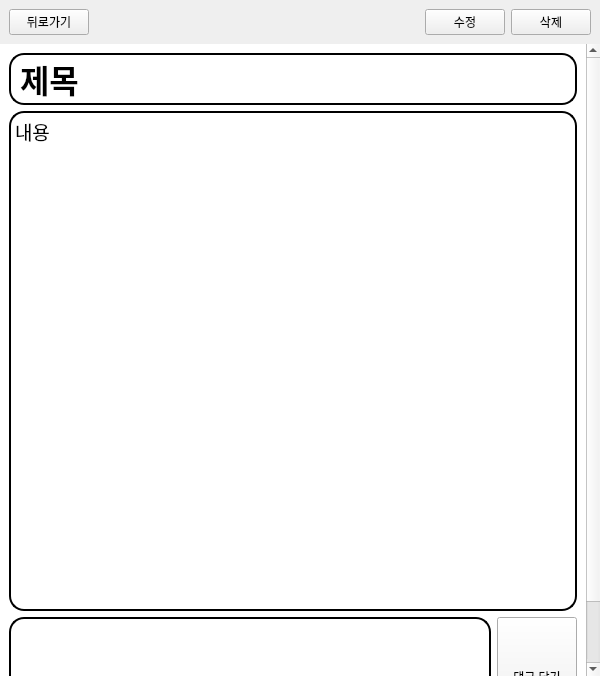
Qt form ui/postwidget.ui (sm136599/VEDA_Qt_blog_client) before a commit.
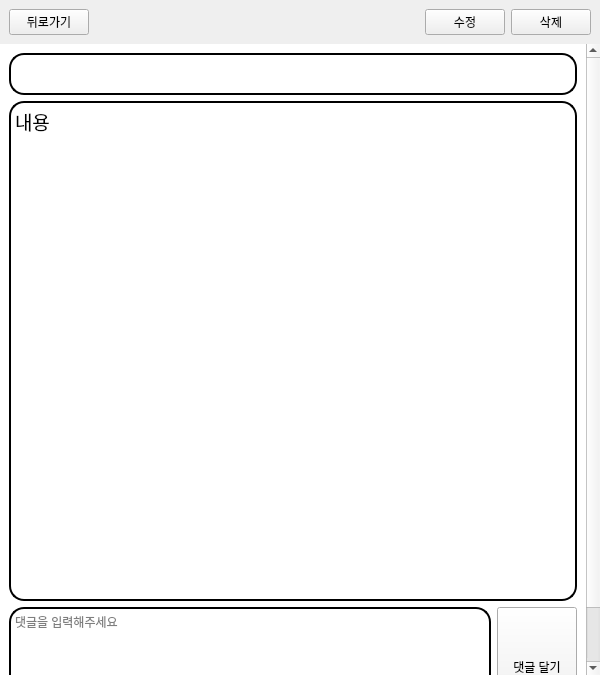
The same form after that commit.

The edit to the form file:
```diff
--- a/ui/postwidget.ui
+++ b/ui/postwidget.ui
@@ -7,7 +7,7 @@
     <x>0</x>
     <y>0</y>
     <width>600</width>
-    <height>676</height>
+    <height>675</height>
    </rect>
   </property>
   <property name="windowTitle">
@@ -90,13 +90,13 @@
       <property name="geometry">
        <rect>
         <x>0</x>
-        <y>-63</y>
+        <y>0</y>
         <width>583</width>
-        <height>697</height>
+        <height>699</height>
        </rect>
       </property>
       <property name="styleSheet">
-       <string notr="true">QLabel {
+       <string notr="true">QLineEdit {
 border: 2px solid black;
 border-radius: 15px;
 background-color: white;
@@ -115,15 +115,15 @@
       </property>
       <layout class="QVBoxLayout" name="verticalLayout_2" stretch="0,1,0">
        <item>
-        <widget class="QLabel" name="titleLabel">
+        <widget class="QLineEdit" name="titleLineEdit">
          <property name="font">
           <font>
            <pointsize>24</pointsize>
            <bold>true</bold>
           </font>
          </property>
-         <property name="text">
-          <string>제목</string>
+         <property name="readOnly">
+          <bool>true</bool>
          </property>
         </widget>
        </item>
@@ -213,7 +213,7 @@
              <set>Qt::TextEditorInteraction</set>
             </property>
             <property name="placeholderText">
-             <string/>
+             <string>댓글을 입력해주세요</string>
             </property>
            </widget>
           </item>
```
